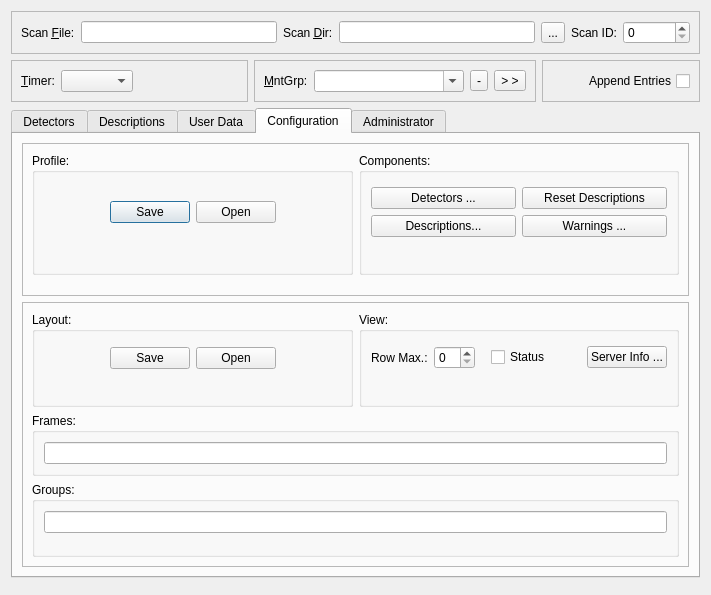
Old version of the form nxselector/ui/Selector.ui in the repository nexdatas/nxselector.
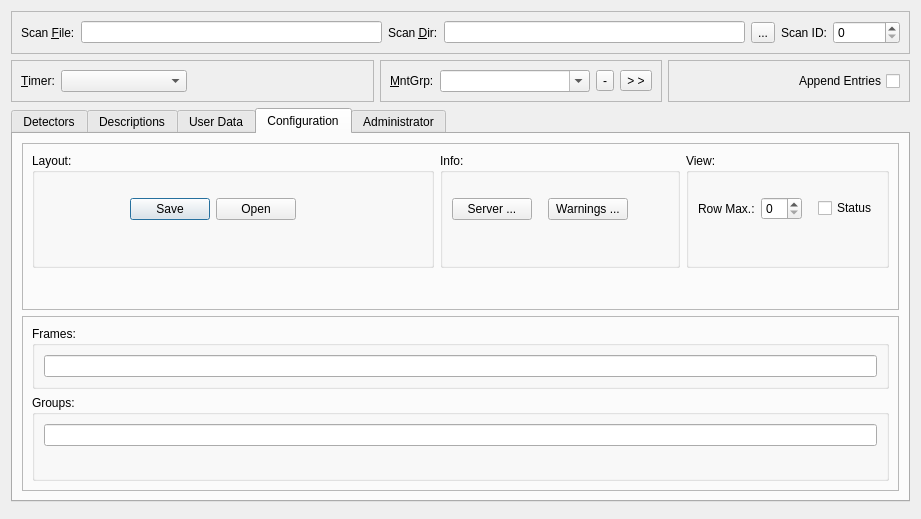
New version of the form. The open tabs and pages were chosen to show the change.

Commit message: move buttons from Configuration into buttonbox

```diff
--- a/nxselector/ui/Selector.ui
+++ b/nxselector/ui/Selector.ui
@@ -6,8 +6,8 @@
    <rect>
     <x>0</x>
     <y>0</y>
-    <width>711</width>
-    <height>595</height>
+    <width>921</width>
+    <height>519</height>
    </rect>
   </property>
   <property name="windowTitle">
@@ -362,6 +362,15 @@
        <property name="toolTip">
         <string/>
        </property>
+       <property name="whatsThis">
+        <string/>
+       </property>
+       <property name="layoutDirection">
+        <enum>Qt::LeftToRight</enum>
+       </property>
+       <property name="tabPosition">
+        <enum>QTabWidget::North</enum>
+       </property>
        <property name="currentIndex">
         <number>0</number>
        </property>
@@ -420,19 +429,122 @@
                 <enum>QFrame::Raised</enum>
                </property>
                <layout class="QGridLayout" name="gridLayout_10">
-                <item row="0" column="1">
+                <item row="1" column="2">
+                 <widget class="QGroupBox" name="viewGroupBox">
+                  <property name="toolTip">
+                   <string>View parameters</string>
+                  </property>
+                  <property name="title">
+                   <string>View:</string>
+                  </property>
+                  <layout class="QGridLayout" name="gridLayout_3">
+                   <item row="1" column="0">
+                    <layout class="QHBoxLayout" name="horizontalLayout">
+                     <item>
+                      <widget class="QLabel" name="rowMaxLabel">
+                       <property name="toolTip">
+                        <string>Maximal number of component rows in the Detectors and Descriptions tabs.</string>
+                       </property>
+                       <property name="text">
+                        <string>Row Max.:</string>
+                       </property>
+                      </widget>
+                     </item>
+                     <item>
+                      <widget class="QSpinBox" name="rowMaxSpinBox"/>
+                     </item>
+                     <item>
+                      <spacer name="horizontalSpacer">
+                       <property name="orientation">
+                        <enum>Qt::Horizontal</enum>
+                       </property>
+                       <property name="sizeType">
+                        <enum>QSizePolicy::Maximum</enum>
+                       </property>
+                       <property name="sizeHint" stdset="0">
+                        <size>
+                         <width>10</width>
+                         <height>20</height>
+                        </size>
+                       </property>
+                      </spacer>
+                     </item>
+                     <item>
+                      <widget class="QCheckBox" name="statusCheckBox">
+                       <property name="toolTip">
+                        <string>Show the apply status in the bottom row</string>
+                       </property>
+                       <property name="text">
+                        <string>Status</string>
+                       </property>
+                      </widget>
+                     </item>
+                    </layout>
+                   </item>
+                   <item row="0" column="0">
+                    <spacer name="verticalSpacer_11">
+                     <property name="orientation">
+                      <enum>Qt::Vertical</enum>
+                     </property>
+                     <property name="sizeType">
+                      <enum>QSizePolicy::Maximum</enum>
+                     </property>
+                     <property name="sizeHint" stdset="0">
+                      <size>
+                       <width>20</width>
+                       <height>20</height>
+                      </size>
+                     </property>
+                    </spacer>
+                   </item>
+                   <item row="2" column="0">
+                    <spacer name="verticalSpacer_12">
+                     <property name="orientation">
+                      <enum>Qt::Vertical</enum>
+                     </property>
+                     <property name="sizeType">
+                      <enum>QSizePolicy::Maximum</enum>
+                     </property>
+                     <property name="sizeHint" stdset="0">
+                      <size>
+                       <width>20</width>
+                       <height>40</height>
+                      </size>
+                     </property>
+                    </spacer>
+                   </item>
+                  </layout>
+                 </widget>
+                </item>
+                <item row="1" column="1">
                  <widget class="QGroupBox" name="componentGroupBox">
                   <property name="toolTip">
                    <string>Profile parameters</string>
                   </property>
                   <property name="title">
-                   <string>Components:</string>
+                   <string>Info:</string>
                   </property>
-                  <layout class="QGridLayout" name="gridLayout_11">
-                   <item row="1" column="0">
-                    <layout class="QGridLayout" name="gridLayout_19">
-                     <item row="0" column="0">
-                      <widget class="QPushButton" name="detGroupsPushButton">
+                  <layout class="QGridLayout" name="gridLayout_8">
+                   <item row="0" column="0">
+                    <spacer name="verticalSpacer_2">
+                     <property name="orientation">
+                      <enum>Qt::Vertical</enum>
+                     </property>
+                     <property name="sizeType">
+                      <enum>QSizePolicy::Maximum</enum>
+                     </property>
+                     <property name="sizeHint" stdset="0">
+                      <size>
+                       <width>20</width>
+                       <height>20</height>
+                      </size>
+                     </property>
+                    </spacer>
+                   </item>
+                   <item row="1" column="0" colspan="2">
+                    <layout class="QHBoxLayout" name="horizontalLayout_10">
+                     <item>
+                      <widget class="QPushButton" name="infoPushButton">
                        <property name="sizePolicy">
                         <sizepolicy hsizetype="Expanding" vsizetype="Fixed">
                          <horstretch>0</horstretch>
@@ -443,11 +555,24 @@
                         <string>Change the available components in the Detectors tab</string>
                        </property>
                        <property name="text">
-                        <string>Detectors ...</string>
+                        <string>Server ...</string>
                        </property>
                       </widget>
                      </item>
-                     <item row="1" column="1">
+                     <item>
+                      <spacer name="horizontalSpacer_2">
+                       <property name="orientation">
+                        <enum>Qt::Horizontal</enum>
+                       </property>
+                       <property name="sizeHint" stdset="0">
+                        <size>
+                         <width>10</width>
+                         <height>20</height>
+                        </size>
+                       </property>
+                      </spacer>
+                     </item>
+                     <item>
                       <widget class="QPushButton" name="errorsPushButton">
                        <property name="sizePolicy">
                         <sizepolicy hsizetype="Expanding" vsizetype="Fixed">
@@ -463,51 +588,22 @@
                        </property>
                       </widget>
                      </item>
-                     <item row="1" column="0">
-                      <widget class="QPushButton" name="desGroupsPushButton">
-                       <property name="toolTip">
-                        <string>Change the available components in the Descriptions tab</string>
+                     <item>
+                      <spacer name="horizontalSpacer_4">
+                       <property name="orientation">
+                        <enum>Qt::Horizontal</enum>
                        </property>
-                       <property name="text">
-                        <string>Descriptions...</string>
+                       <property name="sizeHint" stdset="0">
+                        <size>
+                         <width>40</width>
+                         <height>20</height>
+                        </size>
                        </property>
-                      </widget>
-                     </item>
-                     <item row="0" column="1">
-                      <widget class="QPushButton" name="resetDescriptionsPushButton">
-                       <property name="sizePolicy">
-                        <sizepolicy hsizetype="Expanding" vsizetype="Fixed">
-                         <horstretch>0</horstretch>
-                         <verstretch>0</verstretch>
-                        </sizepolicy>
-                       </property>
-                       <property name="toolTip">
-                        <string>Reset the description components into the default set</string>
-                       </property>
-                       <property name="text">
-                        <string>Reset Descriptions</string>
-                       </property>
-                      </widget>
+                      </spacer>
                      </item>
                     </layout>
                    </item>
-                   <item row="0" column="0">
-                    <spacer name="verticalSpacer_2">
-                     <property name="orientation">
-                      <enum>Qt::Vertical</enum>
-                     </property>
-                     <property name="sizeType">
-                      <enum>QSizePolicy::Maximum</enum>
-                     </property>
-                     <property name="sizeHint" stdset="0">
-                      <size>
-                       <width>20</width>
-                       <height>20</height>
-                      </size>
-                     </property>
-                    </spacer>
-                   </item>
-                   <item row="2" column="0">
+                   <item row="2" column="1">
                     <spacer name="verticalSpacer_10">
                      <property name="orientation">
                       <enum>Qt::Vertical</enum>
@@ -526,64 +622,7 @@
                   </layout>
                  </widget>
                 </item>
-                <item row="0" column="0">
-                 <widget class="QGroupBox" name="groupBox_6">
-                  <property name="toolTip">
-                   <string>Load/Save the current profile.</string>
-                  </property>
-                  <property name="title">
-                   <string>Profile:</string>
-                  </property>
-                  <layout class="QGridLayout" name="gridLayout_8">
-                   <item row="1" column="0">
-                    <widget class="QDialogButtonBox" name="profileButtonBox">
-                     <property name="toolTip">
-                      <string/>
-                     </property>
-                     <property name="standardButtons">
-                      <set>QDialogButtonBox::Open|QDialogButtonBox::Save</set>
-                     </property>
-                     <property name="centerButtons">
-                      <bool>true</bool>
-                     </property>
-                    </widget>
-                   </item>
-                   <item row="0" column="0">
-                    <spacer name="verticalSpacer_7">
-                     <property name="orientation">
-                      <enum>Qt::Vertical</enum>
-                     </property>
-                     <property name="sizeType">
-                      <enum>QSizePolicy::Maximum</enum>
-                     </property>
-                     <property name="sizeHint" stdset="0">
-                      <size>
-                       <width>20</width>
-                       <height>20</height>
-                      </size>
-                     </property>
-                    </spacer>
-                   </item>
-                   <item row="2" column="0">
-                    <spacer name="verticalSpacer_8">
-                     <property name="orientation">
-                      <enum>Qt::Vertical</enum>
-                     </property>
-                     <property name="sizeType">
-                      <enum>QSizePolicy::Maximum</enum>
-                     </property>
-                     <property name="sizeHint" stdset="0">
-                      <size>
-                       <width>20</width>
-                       <height>40</height>
-                      </size>
-                     </property>
-                    </spacer>
-                   </item>
-                  </layout>
-                 </widget>
-                </item>
-                <item row="1" column="1">
+                <item row="2" column="1">
                  <spacer name="verticalSpacer_9">
                   <property name="orientation">
                    <enum>Qt::Vertical</enum>
@@ -599,6 +638,85 @@
                   </property>
                  </spacer>
                 </item>
+                <item row="1" column="0">
+                 <widget class="QGroupBox" name="groupBox_2">
+                  <property name="toolTip">
+                   <string>Load/Save the detector layout.</string>
+                  </property>
+                  <property name="title">
+                   <string>Layout:</string>
+                  </property>
+                  <layout class="QGridLayout" name="gridLayout_7">
+                   <item row="1" column="0">
+                    <widget class="QDialogButtonBox" name="layoutButtonBox">
+                     <property name="sizePolicy">
+                      <sizepolicy hsizetype="Expanding" vsizetype="Fixed">
+                       <horstretch>0</horstretch>
+                       <verstretch>0</verstretch>
+                      </sizepolicy>
+                     </property>
+                     <property name="toolTip">
+                      <string/>
+                     </property>
+                     <property name="standardButtons">
+                      <set>QDialogButtonBox::Open|QDialogButtonBox::Save</set>
+                     </property>
+                     <property name="centerButtons">
+                      <bool>true</bool>
+                     </property>
+                    </widget>
+                   </item>
+                   <item row="0" column="0">
+                    <spacer name="verticalSpacer_14">
+                     <property name="orientation">
+                      <enum>Qt::Vertical</enum>
+                     </property>
+                     <property name="sizeType">
+                      <enum>QSizePolicy::Maximum</enum>
+                     </property>
+                     <property name="sizeHint" stdset="0">
+                      <size>
+                       <width>20</width>
+                       <height>20</height>
+                      </size>
+                     </property>
+                    </spacer>
+                   </item>
+                   <item row="2" column="0">
+                    <spacer name="verticalSpacer_21">
+                     <property name="orientation">
+                      <enum>Qt::Vertical</enum>
+                     </property>
+                     <property name="sizeType">
+                      <enum>QSizePolicy::Maximum</enum>
+                     </property>
+                     <property name="sizeHint" stdset="0">
+                      <size>
+                       <width>20</width>
+                       <height>40</height>
+                      </size>
+                     </property>
+                    </spacer>
+                   </item>
+                   <item row="1" column="1">
+                    <spacer name="horizontalSpacer_6">
+                     <property name="orientation">
+                      <enum>Qt::Horizontal</enum>
+                     </property>
+                     <property name="sizeType">
+                      <enum>QSizePolicy::Preferred</enum>
+                     </property>
+                     <property name="sizeHint" stdset="0">
+                      <size>
+                       <width>40</width>
+                       <height>20</height>
+                      </size>
+                     </property>
+                    </spacer>
+                   </item>
+                  </layout>
+                 </widget>
+                </item>
                </layout>
               </widget>
              </item>
@@ -616,181 +734,7 @@
               <item row="0" column="0">
                <layout class="QVBoxLayout" name="verticalLayout_4">
                 <item>
-                 <layout class="QHBoxLayout" name="horizontalLayout_5">
-                  <item>
-                   <widget class="QGroupBox" name="groupBox_2">
-                    <property name="toolTip">
-                     <string>Load/Save the detector layout.</string>
-                    </property>
-                    <property name="title">
-                     <string>Layout:</string>
-                    </property>
-                    <layout class="QGridLayout" name="gridLayout_7">
-                     <item row="1" column="0">
-                      <widget class="QDialogButtonBox" name="layoutButtonBox">
-                       <property name="toolTip">
-                        <string/>
-                       </property>
-                       <property name="standardButtons">
-                        <set>QDialogButtonBox::Open|QDialogButtonBox::Save</set>
-                       </property>
-                       <property name="centerButtons">
-                        <bool>true</bool>
-                       </property>
-                      </widget>
-                     </item>
-                     <item row="2" column="0">
-                      <spacer name="verticalSpacer_21">
-                       <property name="orientation">
-                        <enum>Qt::Vertical</enum>
-                       </property>
-                       <property name="sizeType">
-                        <enum>QSizePolicy::Maximum</enum>
-                       </property>
-                       <property name="sizeHint" stdset="0">
-                        <size>
-                         <width>20</width>
-                         <height>40</height>
-                        </size>
-                       </property>
-                      </spacer>
-                     </item>
-                     <item row="0" column="0">
-                      <spacer name="verticalSpacer_14">
-                       <property name="orientation">
-                        <enum>Qt::Vertical</enum>
-                       </property>
-                       <property name="sizeType">
-                        <enum>QSizePolicy::Maximum</enum>
-                       </property>
-                       <property name="sizeHint" stdset="0">
-                        <size>
-                         <width>20</width>
-                         <height>20</height>
-                        </size>
-                       </property>
-                      </spacer>
-                     </item>
-                    </layout>
-                   </widget>
-                  </item>
-                  <item>
-                   <widget class="QGroupBox" name="viewGroupBox">
-                    <property name="toolTip">
-                     <string>View parameters</string>
-                    </property>
-                    <property name="title">
-                     <string>View:</string>
-                    </property>
-                    <layout class="QGridLayout" name="gridLayout_3">
-                     <item row="1" column="0">
-                      <layout class="QHBoxLayout" name="horizontalLayout">
-                       <item>
-                        <widget class="QLabel" name="rowMaxLabel">
-                         <property name="toolTip">
-                          <string>Maximal number of component rows in the Detectors and Descriptions tabs.</string>
-                         </property>
-                         <property name="text">
-                          <string>Row Max.:</string>
-                         </property>
-                        </widget>
-                       </item>
-                       <item>
-                        <widget class="QSpinBox" name="rowMaxSpinBox"/>
-                       </item>
-                       <item>
-                        <spacer name="horizontalSpacer">
-                         <property name="orientation">
-                          <enum>Qt::Horizontal</enum>
-                         </property>
-                         <property name="sizeType">
-                          <enum>QSizePolicy::Maximum</enum>
-                         </property>
-                         <property name="sizeHint" stdset="0">
-                          <size>
-                           <width>10</width>
-                           <height>20</height>
-                          </size>
-                         </property>
-                        </spacer>
-                       </item>
-                       <item>
-                        <widget class="QCheckBox" name="statusCheckBox">
-                         <property name="toolTip">
-                          <string>Show the apply status in the bottom row</string>
-                         </property>
-                         <property name="text">
-                          <string>Status</string>
-                         </property>
-                        </widget>
-                       </item>
-                       <item>
-                        <spacer name="horizontalSpacer_2">
-                         <property name="orientation">
-                          <enum>Qt::Horizontal</enum>
-                         </property>
-                         <property name="sizeHint" stdset="0">
-                          <size>
-                           <width>10</width>
-                           <height>20</height>
-                          </size>
-                         </property>
-                        </spacer>
-                       </item>
-                       <item>
-                        <widget class="QPushButton" name="infoPushButton">
-                         <property name="sizePolicy">
-                          <sizepolicy hsizetype="Expanding" vsizetype="Fixed">
-                           <horstretch>0</horstretch>
-                           <verstretch>0</verstretch>
-                          </sizepolicy>
-                         </property>
-                         <property name="toolTip">
-                          <string>Show information about used Tango Servers</string>
-                         </property>
-                         <property name="text">
-                          <string>Server Info ...</string>
-                         </property>
-                        </widget>
-                       </item>
-                      </layout>
-                     </item>
-                     <item row="0" column="0">
-                      <spacer name="verticalSpacer_11">
-                       <property name="orientation">
-                        <enum>Qt::Vertical</enum>
-                       </property>
-                       <property name="sizeType">
-                        <enum>QSizePolicy::Maximum</enum>
-                       </property>
-                       <property name="sizeHint" stdset="0">
-                        <size>
-                         <width>20</width>
-                         <height>20</height>
-                        </size>
-                       </property>
-                      </spacer>
-                     </item>
-                     <item row="2" column="0">
-                      <spacer name="verticalSpacer_12">
-                       <property name="orientation">
-                        <enum>Qt::Vertical</enum>
-                       </property>
-                       <property name="sizeType">
-                        <enum>QSizePolicy::Maximum</enum>
-                       </property>
-                       <property name="sizeHint" stdset="0">
-                        <size>
-                         <width>20</width>
-                         <height>40</height>
-                        </size>
-                       </property>
-                      </spacer>
-                     </item>
-                    </layout>
-                   </widget>
-                  </item>
-                 </layout>
+                 <layout class="QHBoxLayout" name="horizontalLayout_5"/>
                 </item>
                 <item>
                  <widget class="QGroupBox" name="frameGroupBox">
```
Left out of the diff: 5 changed lines with no effect on the pictures. The commit also changes 5 other files.
